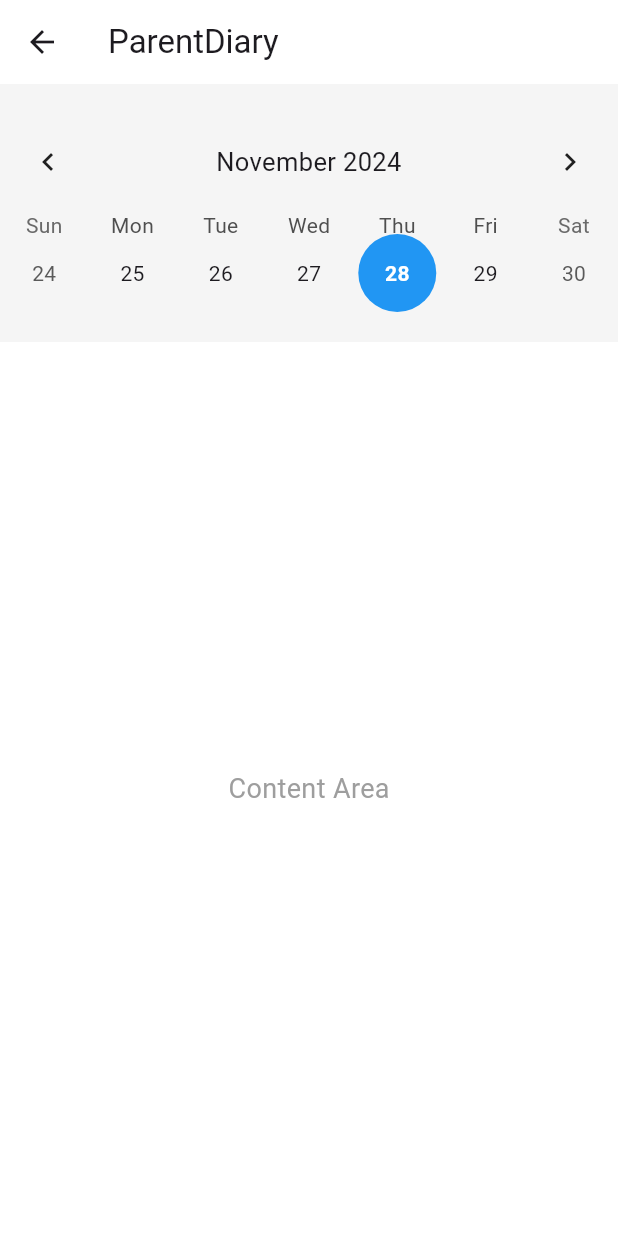
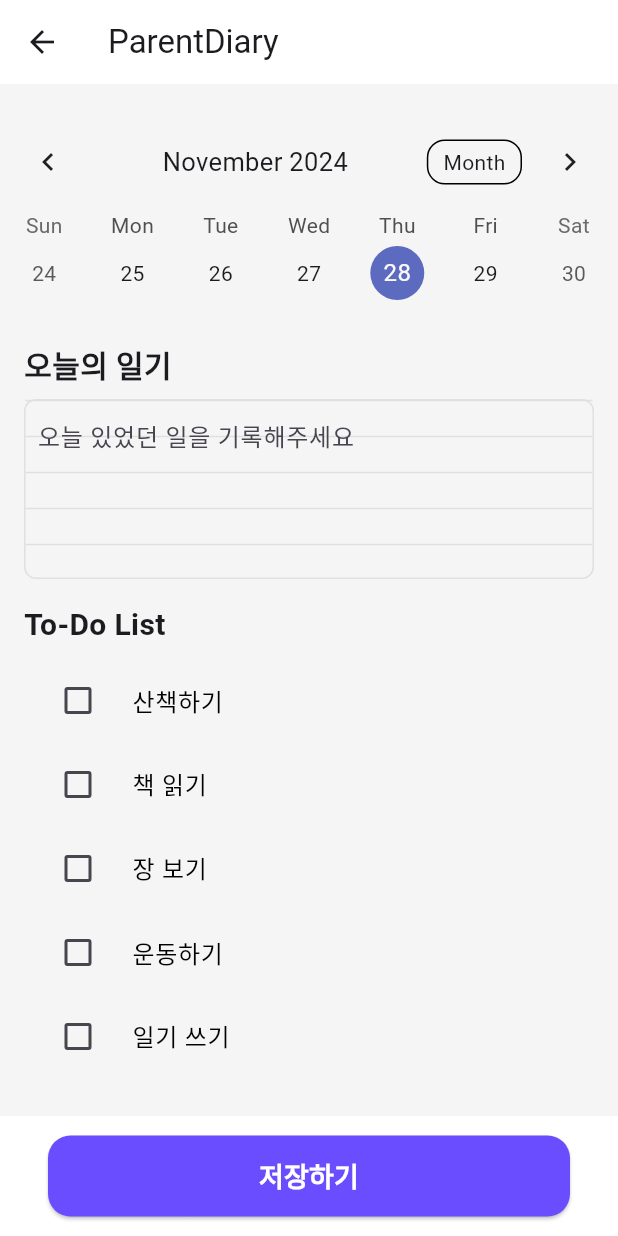
Before and after one commit to EHHO916/yonsei_gen_ai, a Flutter app: the DiaryHome screen opened directly, on a phone screen of 412 x 824 dp. Run offline on Flutter 3.47's test engine with Material 3 defaults, Android fonts, the phone set to English and light mode, and no system bars; drawn by our look-alikes of table_calendar; our stand-ins replace flutter_dotenv, google_sign_in; Roboto replaces fonts that are missing (noto).

Commit message:
Update diary.dart

```diff
--- a/lib/diary.dart
+++ b/lib/diary.dart
@@ -7,13 +7,45 @@ class DiaryHome extends StatefulWidget {
   _DiaryHomeState createState() => _DiaryHomeState();
 }
 
+class LinePainter extends CustomPainter {
+  final double lineHeight;
+
+  LinePainter({required this.lineHeight});
+
+  @override
+  void paint(Canvas canvas, Size size) {
+    final paint = Paint()
+      ..color = Colors.grey[300]! // 줄 색상
+      ..strokeWidth = 1.0; // 줄 두께
+
+    for (double y = 0; y < size.height; y += lineHeight) {
+      canvas.drawLine(Offset(0, y), Offset(size.width, y), paint);
+    }
+  }
+
+  @override
+  bool shouldRepaint(covariant CustomPainter oldDelegate) => false;
+}
+
 class _DiaryHomeState extends State<DiaryHome> {
-  DateTime selectedDay = DateTime.now(); // 선택된 날짜
-  DateTime focusedDay = DateTime.now(); // 화면에 보이는 달력 기준 날짜
-  CalendarFormat calendarFormat = CalendarFormat.week; // 기본은 주간 보기
+  DateTime selectedDay = DateTime.now();
+  DateTime focusedDay = DateTime.now();
+  CalendarFormat calendarFormat = CalendarFormat.week;
 
-  // 날짜별 이모지 저장
   final Map<DateTime, String> emojiByDate = {};
+  final TextEditingController _textEditingController = TextEditingController();
+
+  static const double lineHeight = 24.0; // 한 줄의 높이
+  static const int visibleLines = 5; // 보이는 줄 수
+  final double containerHeight = lineHeight * visibleLines; // 컨테이너 높이
+
+  final List<Map<String, dynamic>> toDoList = [
+    {"title": "산책하기", "done": false},
+    {"title": "책 읽기", "done": false},
+    {"title": "장 보기", "done": false},
+    {"title": "운동하기", "done": false},
+    {"title": "일기 쓰기", "done": false},
+  ];
 
   final Map<String, String> emotionEmojis = {
     'Angry': '😡',
@@ -24,6 +56,14 @@ class _DiaryHomeState extends State<DiaryHome> {
     'Inspired': '✨',
     'Happy': '😊',
   };
+
+  final ScrollController _contentScrollController = ScrollController(); // 스크롤 컨트롤러 추가
+
+  @override
+  void dispose() {
+    _contentScrollController.dispose(); // 메모리 누수를 방지하기 위해 dispose
+    super.dispose();
+  }
 
   void toggleCalendarFormat() {
     setState(() {
@@ -43,7 +83,11 @@ class _DiaryHomeState extends State<DiaryHome> {
         shape: RoundedRectangleBorder(
           borderRadius: BorderRadius.circular(15),
         ),
-        child: Padding(
+        child: Container(
+          decoration: BoxDecoration(
+            color: Colors.white,
+            borderRadius: BorderRadius.circular(15),
+          ),
           padding: const EdgeInsets.all(16.0),
           child: Column(
             mainAxisSize: MainAxisSize.min,
@@ -67,7 +111,7 @@ class _DiaryHomeState extends State<DiaryHome> {
                       setState(() {
                         emojiByDate[selectedDay] = entry.value; // 선택한 이모지를 저장
                       });
-                      Navigator.pop(context); // 다이얼로그 닫기
+                      Navigator.pop(context);
                     },
                     child: Column(
                       mainAxisSize: MainAxisSize.min,
@@ -89,18 +133,18 @@ class _DiaryHomeState extends State<DiaryHome> {
               const SizedBox(height: 20),
               ElevatedButton(
                 onPressed: () {
-                  Navigator.pop(context); // 다이얼로그 닫기
+                  Navigator.pop(context);
                 },
                 style: ElevatedButton.styleFrom(
-                  padding: const EdgeInsets.symmetric(
-                      horizontal: 30, vertical: 12),
+                  backgroundColor: Colors.white,
+                  padding: const EdgeInsets.symmetric(horizontal: 30, vertical: 12),
                   shape: RoundedRectangleBorder(
                     borderRadius: BorderRadius.circular(30),
                   ),
                 ),
                 child: const Text(
-                  "Cancel",
-                  style: TextStyle(color: Colors.white),
+                  "닫기",
+                  style: TextStyle(color: Colors.black),
                 ),
               ),
             ],
@@ -118,129 +162,169 @@ class _DiaryHomeState extends State<DiaryHome> {
         leading: IconButton(
           icon: const Icon(Icons.arrow_back),
           onPressed: () {
-            Navigator.pop(context); // 뒤로 가기 버튼
+            Navigator.pop(context);
           },
         ),
         backgroundColor: Colors.white,
       ),
       backgroundColor: const Color(0xFFF5F5F5),
-      body: GestureDetector(
-        onLongPress: toggleCalendarFormat, // 길게 누르면 포맷 전환
-        child: Column(
-          children: [
-            const SizedBox(height: 20),
+      body: CustomScrollView(
+        controller: _contentScrollController,
+        slivers: [
           // 캘린더 부분
-            Container(
-              color: Colors.transparent, // 터치 가능한 배경
+          SliverToBoxAdapter(
+            child: Padding(
+              padding: const EdgeInsets.only(top: 20.0),
               child: TableCalendar(
                 firstDay: DateTime(2000),
                 lastDay: DateTime(2100),
-                focusedDay: focusedDay, // 오늘 날짜가 속한 주를 기본으로 보여줌
+                focusedDay: focusedDay,
                 selectedDayPredicate: (day) => isSameDay(selectedDay, day),
                 onDaySelected: (newSelectedDay, newFocusedDay) {
                   setState(() {
                     selectedDay = newSelectedDay;
-                    focusedDay = newFocusedDay; // 포커스를 새로운 날짜로 업데이트
+                    focusedDay = newFocusedDay;
                   });
-                  showEmojiSelectionDialog(); // 날짜 클릭 시 이모지 선택 다이얼로그 호출
+                  showEmojiSelectionDialog();
                 },
-                calendarFormat: calendarFormat, // 포맷 동적 변경
+                calendarFormat: calendarFormat,
+                onFormatChanged: (format) {
+                  setState(() {
+                    calendarFormat = format;
+                  });
+                },
                 availableCalendarFormats: const {
                   CalendarFormat.week: 'Week',
                   CalendarFormat.month: 'Month',
                 },
                 calendarStyle: const CalendarStyle(
-                  selectedDecoration: BoxDecoration(
-                    color: Colors.blue,
-                    shape: BoxShape.circle,
-                  ),
-                  todayDecoration: BoxDecoration(
-                    color: Colors.red,
-                    shape: BoxShape.circle,
-                  ),
+                  cellMargin: EdgeInsets.symmetric(vertical: 8),
                 ),
                 headerStyle: const HeaderStyle(
                   titleCentered: true,
-                  formatButtonVisible: false,
+                  formatButtonVisible: true,
                 ),
-                // 날짜에 따라 커스텀 표시
-                calendarBuilders: CalendarBuilders(
-                  defaultBuilder: (context, day, focusedDay) {
-                    if (emojiByDate.containsKey(day)) {
-                      return Center(
+              ),
+            ),
+          ),
+          const SliverToBoxAdapter(
+            child: SizedBox(height: 20),
+          ),
+          // 일기 및 To-Do List 부분
+          SliverToBoxAdapter(
+            child: Padding(
+              padding: const EdgeInsets.symmetric(horizontal: 16.0),
               child: Column(
-                          mainAxisSize: MainAxisSize.min,
+                crossAxisAlignment: CrossAxisAlignment.start,
                 children: [
-                            Text(
-                              emojiByDate[day]!,
-                              style: const TextStyle(fontSize: 32),
-                            ),
-                            Text(
-                              "${day.day}",
-                              style: const TextStyle(fontSize: 12),
-                            ),
-                          ],
-                        ),
-                      );
-                    }
-                    return null; // 기본 스타일로 표시
-                  },
-                  selectedBuilder: (context, day, focusedDay) {
-                    return Container(
-                      width: 40,
-                      height: 40,
-                      decoration: const BoxDecoration(
-                        color: Colors.blue,
-                        shape: BoxShape.circle,
-                      ),
-                      child: Center(
-                        child: Text(
-                          "${day.day}",
-                          style: const TextStyle(
-                            color: Colors.white,
+                  const Text(
+                    "오늘의 일기",
+                    style: TextStyle(
+                      fontSize: 20,
                       fontWeight: FontWeight.bold,
                     ),
                   ),
+                  const SizedBox(height: 8),
+                  Container(
+                    height: containerHeight,
+                    decoration: BoxDecoration(
+                      color: Colors.grey[100],
+                      borderRadius: BorderRadius.circular(8),
+                      border: Border.all(color: Colors.grey[300]!),
                     ),
-                    );
-                  },
-                  todayBuilder: (context, day, focusedDay) {
-                    return Container(
-                      width: 40,
-                      height: 40,
-                      decoration: const BoxDecoration(
-                        color: Colors.red,
-                        shape: BoxShape.circle,
+                    child: Stack(
+                      children: [
+                        CustomPaint(
+                          size: Size(double.infinity, containerHeight),
+                          painter: LinePainter(lineHeight: lineHeight),
                         ),
-                      child: Center(
-                        child: Text(
-                          "${day.day}",
+                        Padding(
+                          padding: const EdgeInsets.symmetric(horizontal: 8.0),
+                          child: TextField(
+                            controller: _textEditingController,
+                            maxLines: null,
+                            keyboardType: TextInputType.multiline,
+                            decoration: const InputDecoration(
+                              hintText: '오늘 있었던 일을 기록해주세요',
+                              border: InputBorder.none,
+                              contentPadding: EdgeInsets.zero,
+                            ),
                             style: const TextStyle(
-                            color: Colors.white,
-                            fontWeight: FontWeight.bold,
-                          ),
-                        ),
-                      ),
-                    );
-                  },
-                ),
-              ),
-            ),
-            const SizedBox(height: 20),
-            Expanded(
-              child: Container(
-                color: Colors.white,
-                child: Center(
-                  child: Text(
-                    "Content Area", // 이곳에 다른 콘텐츠 추가 가능
-                    style: const TextStyle(fontSize: 18, color: Colors.grey),
-                  ),
+                              fontSize: 16,
+                              height: 1.5,
                             ),
                           ),
                         ),
                       ],
                     ),
                   ),
+                  const SizedBox(height: 16),
+                  const Text(
+                    "To-Do List",
+                    style: TextStyle(
+                      fontSize: 20,
+                      fontWeight: FontWeight.bold,
+                    ),
+                  ),
+                  const SizedBox(height: 8),
+                  ListView.builder(
+                    shrinkWrap: true,
+                    physics: const NeverScrollableScrollPhysics(),
+                    itemCount: toDoList.length,
+                    itemBuilder: (context, index) {
+                      return CheckboxListTile(
+                        title: Text(
+                          toDoList[index]['title'],
+                          style: TextStyle(
+                            decoration: toDoList[index]['done']
+                                ? TextDecoration.lineThrough
+                                : TextDecoration.none,
+                            color: toDoList[index]['done'] ? Colors.grey : Colors.black,
+                          ),
+                        ),
+                        value: toDoList[index]['done'],
+                        onChanged: (value) {
+                          setState(() {
+                            toDoList[index]['done'] = value!;
+                          });
+                        },
+                        controlAffinity: ListTileControlAffinity.leading,
+                      );
+                    },
+                  ),
+                ],
+              ),
+            ),
+          ),
+        ],
+      ),
+      bottomNavigationBar: BottomAppBar(
+        color: Colors.white,
+        child: Padding(
+          padding: const EdgeInsets.symmetric(horizontal: 16.0, vertical: 1.0),
+          child: ElevatedButton(
+            onPressed: () {
+              // 저장 기능 추가 가능
+              print("일기 및 To-Do List 저장");
+            },
+            style: ElevatedButton.styleFrom(
+              backgroundColor: const Color(0xFF6A4DFF),
+              padding: const EdgeInsets.symmetric(vertical: 12),
+              shape: RoundedRectangleBorder(
+                borderRadius: BorderRadius.circular(15),
+              ),
+            ),
+            child: const Text(
+              "저장하기",
+              style: TextStyle(
+                color: Colors.white,
+                fontSize: 18,
+                fontWeight: FontWeight.bold,
+              ),
+            ),
+          ),
+        ),
+      ),
     );
   }
 }
```
Lines whose indentation alone changed are shown as unchanged.
